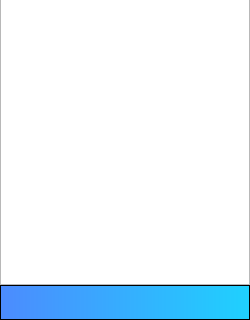
Qt form src/mainwindow.ui (WHUCSLASD2017/nowe) before a commit; both pictures show x 0 to 250 and y 282 to 602 of the 250 by 602 pixel window.
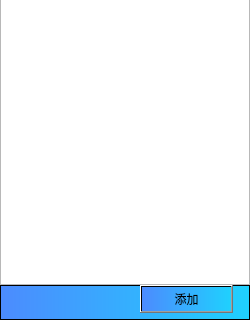
The same form after that commit.

Commit message:
“添加”功能
“添加”功能

The edit to the form file:
```diff
--- a/src/mainwindow.ui
+++ b/src/mainwindow.ui
@@ -449,6 +449,19 @@
               <string/>
              </property>
             </widget>
+            <widget class="QPushButton" name="pushButton_5">
+             <property name="geometry">
+              <rect>
+               <x>140</x>
+               <y>0</y>
+               <width>93</width>
+               <height>28</height>
+              </rect>
+             </property>
+             <property name="text">
+              <string>添加</string>
+             </property>
+            </widget>
            </widget>
           </item>
          </layout>
```
